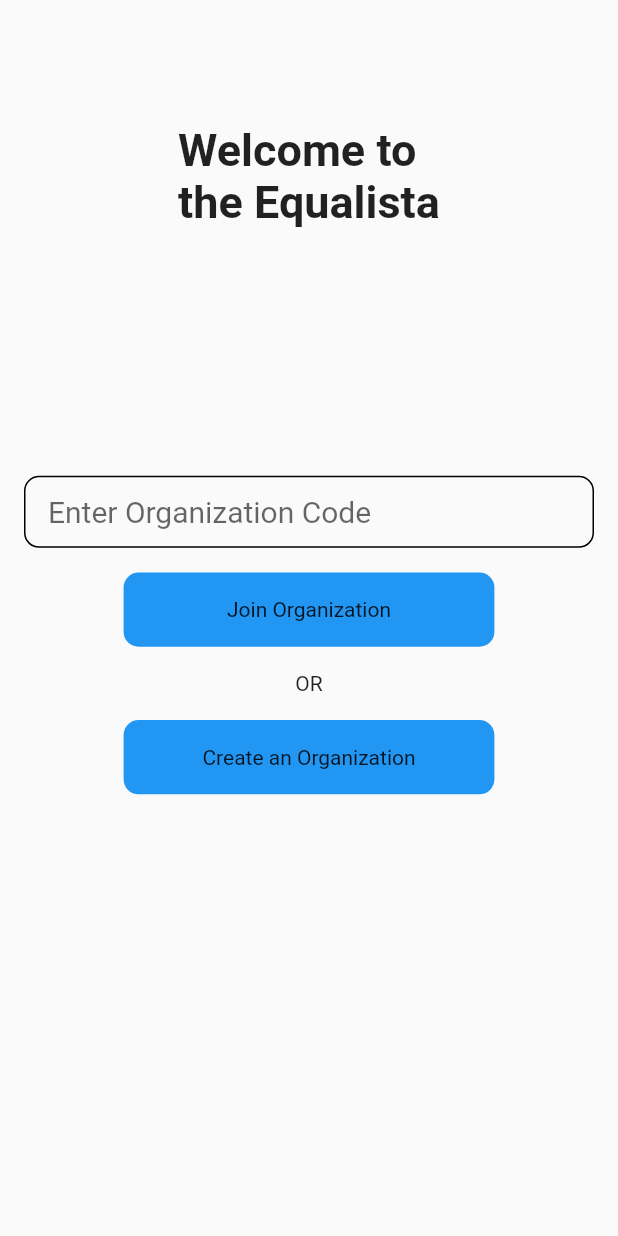
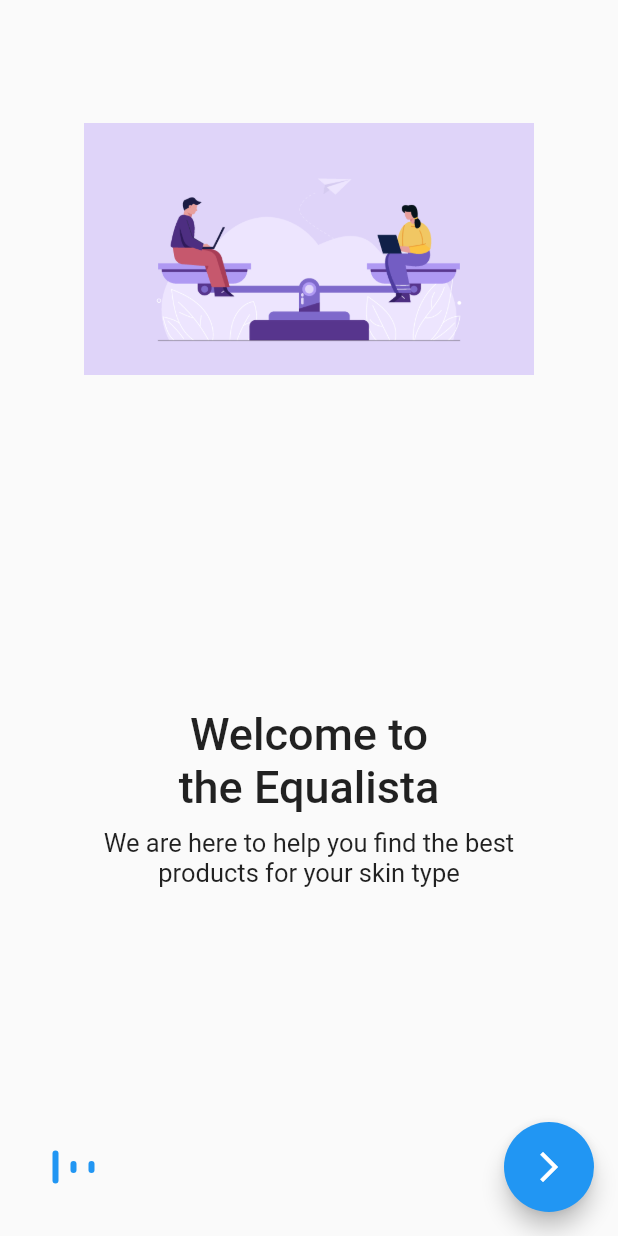
Before and after one commit to Solution-challenge-GDSC-PPSU/Equalista, a Flutter app: the screen it shows after launch, on a phone screen of 412 x 824 dp. Run offline on Flutter 3.47's test engine with Material 2 defaults, Android fonts, the phone set to English and light mode, and no system bars; our stand-ins replace firebase_auth, firebase_core, get, google_sign_in; accounts and stored records are empty.

Commit message:
onboarding

```diff
--- /dev/null
+++ b/lib/OnboardFiles/onboard._page.dart
@@ -0,0 +1,170 @@
+import 'package:flutter/material.dart';
+
+class Onboardpage extends StatefulWidget {
+  const Onboardpage({super.key});
+
+  @override
+  State<Onboardpage> createState() => _OnboardpageState();
+}
+
+class _OnboardpageState extends State<Onboardpage> {
+  final PageController _pageController = PageController(initialPage: 0);
+  int pageindex = 0;
+
+  @override
+  void initState() {
+    // TODO: implement initState
+
+    super.initState();
+  }
+
+  @override
+  void dispose() {
+    // TODO: implement dispose
+    _pageController.dispose();
+    super.dispose();
+  }
+
+  @override
+  Widget build(BuildContext context) {
+    return Scaffold(
+      body: SafeArea(
+          child: Padding(
+        padding: const EdgeInsets.all(16.0),
+        child: Column(
+          children: [
+            Expanded(
+              child: PageView.builder(
+                  controller: _pageController,
+                  itemCount: onboarddata.length,
+                  onPageChanged: (value) {
+                    setState(() {
+                      pageindex = value;
+                    });
+                  },
+                  itemBuilder: (context, index) => Onboardingtile(
+                        image: onboarddata[index].image,
+                        title: onboarddata[index].title,
+                        description: onboarddata[index].description,
+                      )),
+            ),
+            Row(
+              children: [
+                const SizedBox(
+                  width: 19,
+                ),
+                ...List.generate(
+                    onboarddata.length,
+                    (index) => Padding(
+                          padding: const EdgeInsets.only(right: 8.0),
+                          child: Dotindication(
+                            isActive: index == pageindex,
+                          ),
+                        )),
+                const Spacer(),
+                SizedBox(
+                  height: 60,
+                  width: 60,
+                  child: FloatingActionButton(
+                    onPressed: () {
+                      _pageController.nextPage(
+                          duration: const Duration(milliseconds: 300),
+                          curve: Curves.ease);
+                    },
+                    child: const Icon(Icons.arrow_forward_ios),
+                  ),
+                ),
+              ],
+            ),
+          ],
+        ),
+      )),
+    );
+  }
+}
+
+class Dotindication extends StatelessWidget {
+  final bool isActive;
+  const Dotindication({
+    this.isActive = false,
+  });
+
+  @override
+  Widget build(BuildContext context) {
+    return Container(
+      height: isActive ? 22 : 8,
+      width: 4,
+      decoration: const BoxDecoration(
+        color: Colors.blue,
+        borderRadius: BorderRadius.all(Radius.circular(12)),
+      ),
+    );
+  }
+}
+
+class Onboard {
+  final String image, title, description;
+
+  Onboard(
+      {required this.image, required this.title, required this.description});
+}
+
+final List<Onboard> onboarddata = [
+  Onboard(
+    image: "assets/enq1.png",
+    title: "Welcome to \nthe Equalista",
+    description:
+        "We are here to help you find the best \nproducts for your skin type",
+  ),
+  Onboard(
+    image: "assets/enq1.png",
+    title: "One stop Community",
+    description:
+        "We are here to help you find the best \nproducts for your skin type",
+  ),
+  Onboard(
+    image: "assets/enq1.png",
+    title: "Expert Consulatant",
+    description:
+        "We are here to help you find the best \nproducts for your skin type",
+  ),
+];
+
+class Onboardingtile extends StatelessWidget {
+  final String image, title, description;
+  const Onboardingtile({
+    Key? key,
+    required this.image,
+    required this.title,
+    required this.description,
+  }) : super(key: key);
+
+  @override
+  Widget build(BuildContext context) {
+    return Column(
+      children: [
+        Image.asset(
+          image,
+          height: 300,
+          width: 300,
+        ),
+        const Spacer(),
+        Text(title,
+            textAlign: TextAlign.center,
+            style: const TextStyle(
+              fontSize: 30,
+              fontWeight: FontWeight.w500,
+            )),
+        const SizedBox(
+          height: 10,
+        ),
+        Text(description,
+            textAlign: TextAlign.center,
+            style: const TextStyle(
+              fontSize: 17,
+            )),
+        const Spacer(),
+      ],
+    );
+  }
+}
--- a/lib/main.dart
+++ b/lib/main.dart
@@ -1,11 +1,11 @@
+import 'package:equalista/OnboardFiles/onboard._page.dart';
 import 'package:equalista/SignupFiles/role_selectpage.dart';
 import 'package:equalista/home_page.dart';
 import 'package:flutter/material.dart';
 import 'package:firebase_core/firebase_core.dart';
+import 'package:get/get.dart';
 
-
-
-void main()async {
+void main() async {
   WidgetsFlutterBinding.ensureInitialized();
   await Firebase.initializeApp();
   runApp(const MyApp());
@@ -16,9 +16,9 @@
 
   @override
   Widget build(BuildContext context) {
-    return MaterialApp(
+    return const GetMaterialApp(
       debugShowCheckedModeBanner: false,
-      home: Role_Selectpage(),
+      home: Onboardpage(),
     );
   }
 }
```
Also changed, not shown: pubspec.yaml (+5 -6 lines), assets/enq1.png (added), pubspec.lock.
